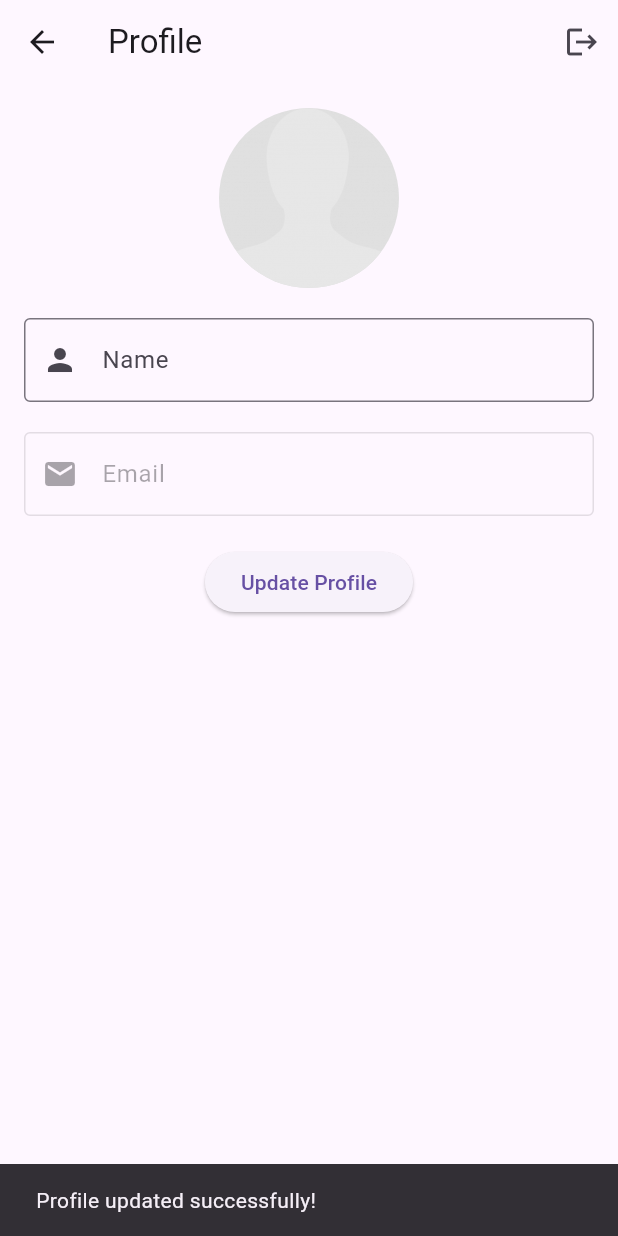
After one commit to Abhi-lash27/Fixmate, a Flutter app: the ProfilePage screen opened directly, after a tap on "Update Profile", on a phone screen of 412 x 824 dp. The commit adds this screen. Run offline on Flutter 3.47's test engine with Material 3 defaults, Android fonts, the phone set to English and light mode, and no system bars; our stand-ins replace cloud_firestore, firebase_auth, firebase_core, firebase_storage, font_awesome_flutter, image_picker; accounts and stored records are empty.

```diff
--- a/lib/pages/dashboard_page.dart
+++ b/lib/pages/dashboard_page.dart
@@ -8,10 +8,13 @@ class DashboardPage extends StatelessWidget {
 
   @override
   Widget build(BuildContext context) {
-    return Scaffold(
+    return WillPopScope(
+      onWillPop: () async => false, // Disable back navigation
+      child: Scaffold(
         appBar: AppBar(
-        title: const Text('Dashboard',style: TextStyle(color: Colors.white),),
+          title: const Text('Dashboard', style: TextStyle(color: Colors.white)),
           backgroundColor: Colors.deepPurple.shade800,
+          automaticallyImplyLeading: false, // Prevent back button from appearing
         ),
         body: Padding(
           padding: const EdgeInsets.all(16.0),
@@ -66,6 +69,7 @@ class DashboardPage extends StatelessWidget {
                 ),
               ),
             ],
+          ),
         ),
       ),
     );
--- /dev/null
+++ b/lib/pages/profile_page.dart
@@ -0,0 +1,179 @@
+import 'package:flutter/material.dart';
+import 'package:firebase_auth/firebase_auth.dart';
+import 'package:cloud_firestore/cloud_firestore.dart';
+import 'package:image_picker/image_picker.dart';
+import 'dart:io';
+import 'package:firebase_storage/firebase_storage.dart';
+
+class ProfilePage extends StatefulWidget {
+  const ProfilePage({super.key});
+
+  @override
+  _ProfilePageState createState() => _ProfilePageState();
+}
+
+class _ProfilePageState extends State<ProfilePage> {
+  final FirebaseAuth _auth = FirebaseAuth.instance;
+  final TextEditingController _nameController = TextEditingController();
+  final TextEditingController _emailController = TextEditingController();
+  String? _profileImageUrl;
+  File? _profileImage;
+
+  // Fetch user data from Firestore
+  Future<void> _fetchUserData() async {
+    User? user = _auth.currentUser;
+    if (user != null) {
+      // Get user data from Firestore
+      DocumentSnapshot userDoc = await FirebaseFirestore.instance.collection('users').doc(user.uid).get();
+      if (userDoc.exists) {
+        _nameController.text = userDoc['name'];
+        _emailController.text = userDoc['email'];
+        setState(() {
+          _profileImageUrl = userDoc['profileImageUrl']; // You can implement image logic here
+        });
+      } else {
+        // If no document exists, create one with default data
+        await FirebaseFirestore.instance.collection('users').doc(user.uid).set({
+          'name': user.displayName ?? 'No Name',
+          'email': user.email ?? 'No Email',
+          'profileImageUrl': '', // Or use a default image URL
+        });
+        _fetchUserData(); // Fetch data again after creating the document
+      }
+    }
+  }
+
+  // Update user data in Firestore
+  Future<void> _updateProfile() async {
+    User? user = _auth.currentUser;
+    if (user != null) {
+      try {
+        // Update user data in Firestore
+        await FirebaseFirestore.instance.collection('users').doc(user.uid).update({
+          'name': _nameController.text.trim(),
+          'email': _emailController.text.trim(),
+          'profileImageUrl': _profileImageUrl ?? '', // If no image, keep it empty
+        });
+
+        // Show success message
+        ScaffoldMessenger.of(context).showSnackBar(
+          SnackBar(content: Text("Profile updated successfully!")),
+        );
+      } catch (e) {
+        // Show error message
+        ScaffoldMessenger.of(context).showSnackBar(
+          SnackBar(content: Text("Error updating profile: ${e.toString()}")),
+        );
+      }
+    }
+  }
+
+  // Pick profile image from gallery
+  Future<void> _pickImage() async {
+    final ImagePicker _picker = ImagePicker();
+    final XFile? image = await _picker.pickImage(source: ImageSource.gallery);
+    if (image != null) {
+      setState(() {
+        _profileImage = File(image.path);
+      });
+
+      // Upload image to Firebase Storage and get the URL
+      await _uploadProfileImageToFirebase(image);
+    }
+  }
+
+  // Upload profile image to Firebase Storage
+  Future<void> _uploadProfileImageToFirebase(XFile image) async {
+    try {
+      String fileName = 'profile_pics/${DateTime.now().millisecondsSinceEpoch}.png';
+      UploadTask uploadTask = FirebaseStorage.instance.ref(fileName).putFile(File(image.path));
+
+      TaskSnapshot snapshot = await uploadTask;
+      String downloadUrl = await snapshot.ref.getDownloadURL();
+
+      setState(() {
+        _profileImageUrl = downloadUrl; // Save the URL of the uploaded image
+      });
+    } catch (e) {
+      ScaffoldMessenger.of(context).showSnackBar(
+        SnackBar(content: Text("Error uploading image: ${e.toString()}")),
+      );
+    }
+  }
+
+  @override
+  void initState() {
+    super.initState();
+    _fetchUserData(); // Fetch user data when the page is loaded
+  }
+
+  @override
+  Widget build(BuildContext context) {
+    return Scaffold(
+      appBar: AppBar(
+        title: const Text('Profile'),
+        actions: [
+          IconButton(
+            icon: const Icon(Icons.logout),
+            onPressed: () async {
+              await _auth.signOut();
+              Navigator.pushReplacementNamed(context, '/signIn');
+            },
+          ),
+        ],
+      ),
+      body: Padding(
+        padding: const EdgeInsets.all(16.0),
+        child: SingleChildScrollView(
+          child: Column(
+            children: [
+              // Profile Image
+              GestureDetector(
+                onTap: _pickImage,
+                child: CircleAvatar(
+                  radius: 60,
+                  backgroundImage: _profileImage != null
+                      ? FileImage(_profileImage!)
+                      : (_profileImageUrl != null && _profileImageUrl!.isNotEmpty
+                          ? NetworkImage(_profileImageUrl!)
+                          : const AssetImage('assets/images/defaultpic.png') as ImageProvider),
+                  backgroundColor: Colors.grey[300],
+                ),
+              ),
+              const SizedBox(height: 20),
+
+              // Name Field
+              TextFormField(
+                controller: _nameController,
+                decoration: const InputDecoration(
+                  labelText: 'Name',
+                  border: OutlineInputBorder(),
+                  prefixIcon: Icon(Icons.person),
+                ),
+              ),
+              const SizedBox(height: 20),
+
+              // Email Field
+              TextFormField(
+                controller: _emailController,
+                decoration: const InputDecoration(
+                  labelText: 'Email',
+                  border: OutlineInputBorder(),
+                  prefixIcon: Icon(Icons.email),
+                ),
+                enabled: false, // Disable editing email
+              ),
+              const SizedBox(height: 20),
+
+              // Update Button
+              ElevatedButton(
+                onPressed: _updateProfile,
+                child: const Text('Update Profile'),
+              ),
+            ],
+          ),
+        ),
+      ),
+    );
+  }
+}
```
Lines whose indentation alone changed are shown as unchanged.
